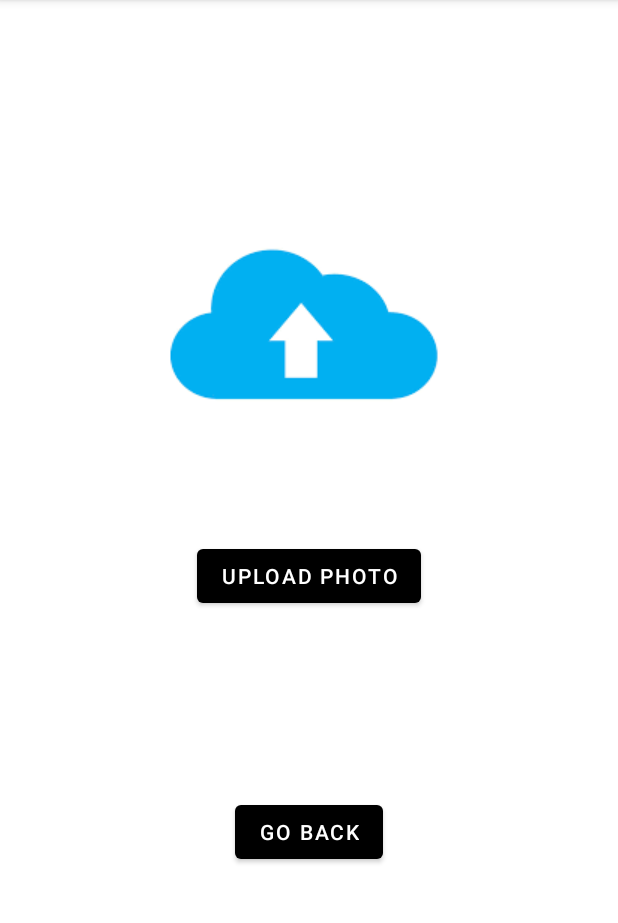
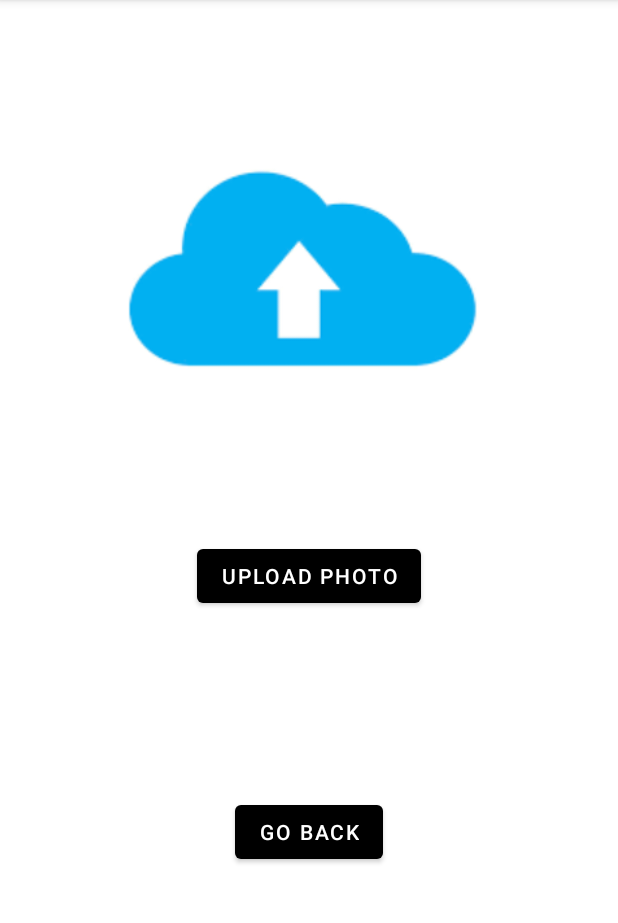
Before and after one commit to phillipinseoul/PhotoViewer, an Android app: the UploadActivity screen opened directly, with no data from a screen before it, on a phone screen of 412 x 824 dp, the part 84-1007 px from its top. Run offline under Robolectric (Android 15) with nearby library versions, the phone set to English and light mode, and no system bars.

Commit message:
alter size

```diff
--- a/app/src/main/res/layout/activity_upload.xml
+++ b/app/src/main/res/layout/activity_upload.xml
@@ -28,11 +28,11 @@
     <!--ImageView on which the uploaded image will be set-->
     <ImageView
         android:id="@+id/imageView"
-        android:layout_width="wrap_content"
-        android:layout_height="wrap_content"
+        android:layout_width="350dp"
+        android:layout_height="250dp"
         android:layout_centerHorizontal="true"
         android:layout_alignParentTop="true"
-        android:layout_marginTop="120dp"
+        android:layout_marginTop="50dp"
         app:srcCompat="@drawable/upload_image" />
 
 </RelativeLayout>
```
